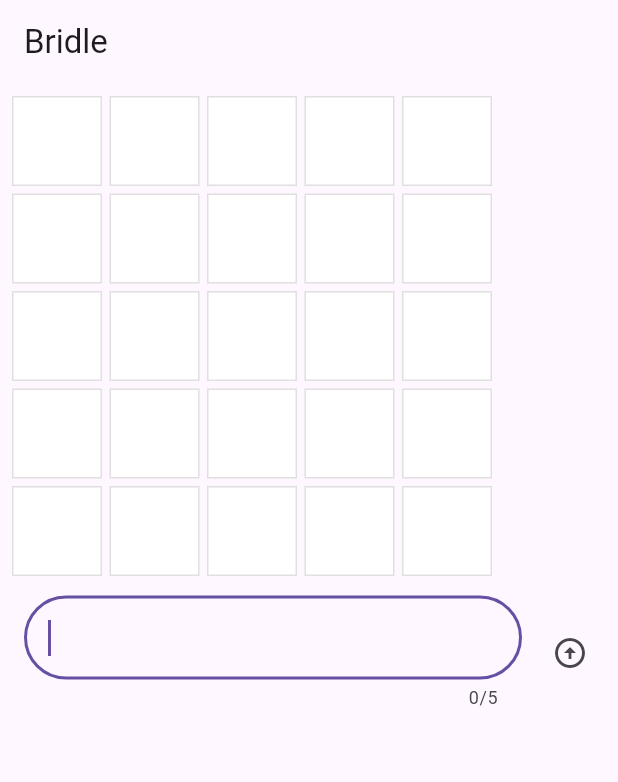
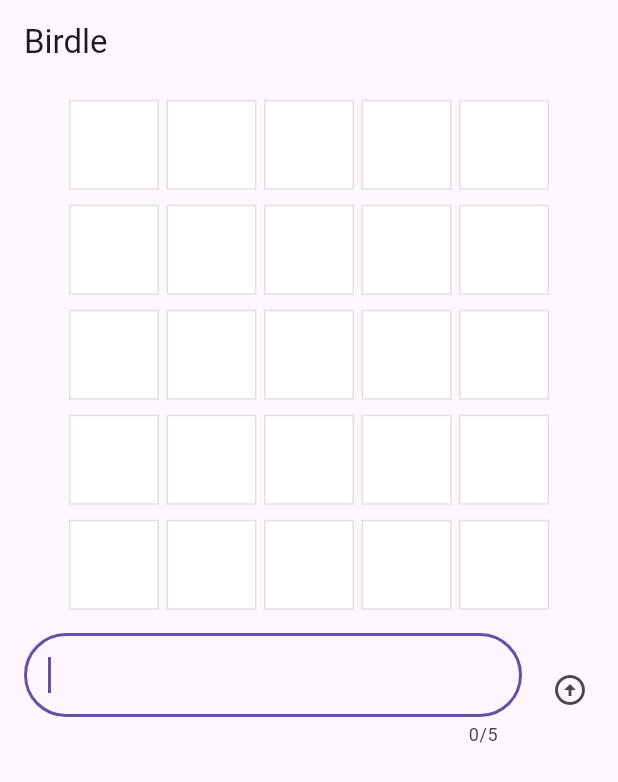
Before and after one commit to gimdaeyeon/flutter_study, a Flutter app: the screen it shows after launch, after a tap on the "arrow circle up" icon, on a phone screen of 412 x 824 dp. Shown: the top 782 px of the screen. Run offline on Flutter 3.47's test engine with Material 3 defaults, Android fonts, the phone set to English and light mode, and no system bars.

Commit message:
feat: Birdle 게임 로직 및 Flutter UI 추가
- Birdle 게임 로직 구현:
  - 히든 단어와의 비교를 위한 `Game`, `Word`, `Letter` 클래스 및 관련 타입 정의
  - 추측 단어 평가 및 게임 상태 관리 기능 추가
  - 합법적 단어 리스트 포함
- Flutter UI 빌드:
  - 게임 플레이를 위한 `Tile`, `GamePage`, `GuessInput` 위젯 추가
  - 사용자 입력 처리와 결과 시각화 제공
  - 앱 바 텍스트: '안녕하세요!!' → 'Bridle'로 변경

```diff
--- a/lib/main.dart
+++ b/lib/main.dart
@@ -16,7 +16,7 @@ class MyApp extends StatelessWidget {
         appBar: AppBar(
           title: const Align(
             alignment: Alignment.centerLeft,
-            child: Text('Bridle'),
+            child: Text('Birdle'),
           ),
         ),
         body: Center(child: GamePage())
@@ -33,7 +33,9 @@ class Tile extends StatelessWidget {
 
   @override
   Widget build(BuildContext context) {
-    return Container(
+    return AnimatedContainer(
+      duration: Duration(milliseconds: 500),
+      curve: Curves.bounceIn,
       width: 60,
       height: 60,
       decoration: BoxDecoration(
@@ -55,10 +57,14 @@ class Tile extends StatelessWidget {
   }
 }
 
-
-class GamePage extends StatelessWidget {
+class GamePage extends StatefulWidget {
   GamePage({super.key});
 
+  @override
+  State<GamePage> createState() => _GamePageState();
+}
+
+class _GamePageState extends State<GamePage> {
   final Game _game = Game();
 
   @override
@@ -70,14 +76,19 @@ class GamePage extends StatelessWidget {
         children: [
           ..._game.guesses.map((guess)=>
             Row(
-              spacing: 5.0,
+              mainAxisAlignment: MainAxisAlignment.center,
               children: [
-                for(final letter in guess) Tile(letter.char, letter.type)
+                for(final letter in guess) Padding(
+                  padding: const EdgeInsets.symmetric(horizontal: 2.5, vertical: 2.5),
+                  child: Tile(letter.char,letter.type),
+                )
               ],
             ),
           ),
           GuessInput(onSubmitGuess: (guess){
-            print(guess);
+            setState(() {
+              _game.guess(guess);
+            });
           })
         ],
       ),
@@ -85,16 +96,29 @@ class GamePage extends StatelessWidget {
   }
 }
 
-class GuessInput extends StatelessWidget {
-  GuessInput({super.key, required this.onSubmitGuess});
+class GuessInput extends StatefulWidget {
+  const GuessInput({super.key, required this.onSubmitGuess});
 
   final void Function(String) onSubmitGuess;
 
+  @override
+  State<GuessInput> createState() => _GuessInputState();
+}
+
+class _GuessInputState extends State<GuessInput> {
   final TextEditingController _textEditingController = TextEditingController();
   final FocusNode _focusNode = FocusNode();
 
+
+  @override
+  void dispose() {
+    _textEditingController.dispose();
+    _focusNode.dispose();
+    super.dispose();
+  }
+
   void _onSubmit(){
-    onSubmitGuess(_textEditingController.text.trim());
+    widget.onSubmitGuess(_textEditingController.text.trim());
     _textEditingController.clear();
     _focusNode.requestFocus();
   }
@@ -111,7 +135,7 @@ class GuessInput extends StatelessWidget {
                 decoration: InputDecoration(
                   border: OutlineInputBorder(
                     borderRadius: BorderRadius.all(Radius.circular(35))
-                  )
+                  ),
                 ),
                 controller: _textEditingController,
                 focusNode: _focusNode,
```
